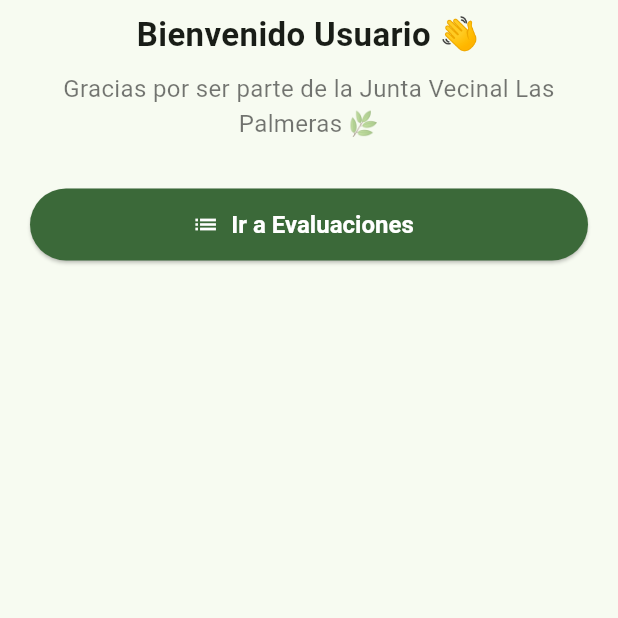
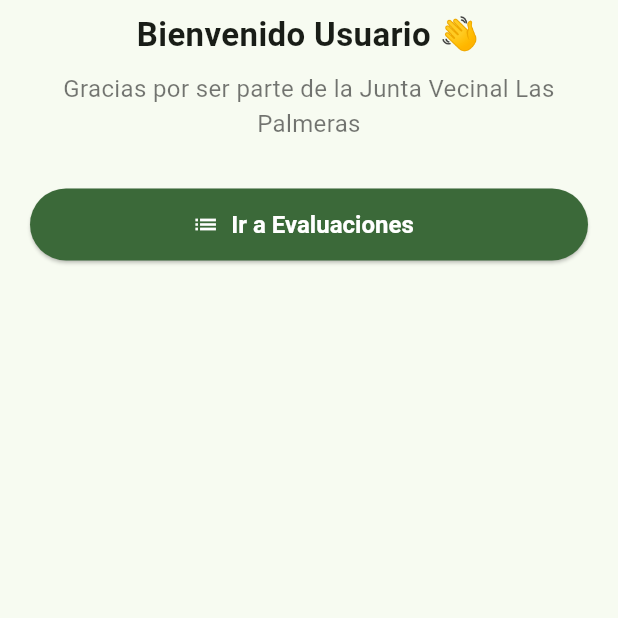
Before and after one commit to may7ma/laspalmeras, a Flutter app: the WelcomeScreen screen opened by its route, on a phone screen of 412 x 824 dp, the part 611-1229 px from its top. Run offline on Flutter 3.47's test engine with Material 3 defaults, Android fonts, the phone set to English and light mode, and no system bars; network calls fail.

```diff
--- a/app-master/lib/screens/welcome_screen.dart
+++ b/app-master/lib/screens/welcome_screen.dart
@@ -29,6 +29,7 @@ class WelcomeScreen extends StatelessWidget {
               const SizedBox(height: 16),
               Text(
                 'Bienvenido $email 👋',
+                // los  emogis solo  se copian y pegan por  si quieres  agregar otro  denisse
                 style: const TextStyle(
                   fontSize: 22,
                   fontWeight: FontWeight.bold,
@@ -37,7 +38,7 @@ class WelcomeScreen extends StatelessWidget {
               ),
               const SizedBox(height: 8),
               const Text(
-                'Gracias por ser parte de la Junta Vecinal Las Palmeras 🌿',
+                'Gracias por ser parte de la Junta Vecinal Las Palmeras ',
                 style: TextStyle(fontSize: 16, color: Colors.black54),
                 textAlign: TextAlign.center,
               ),
```
